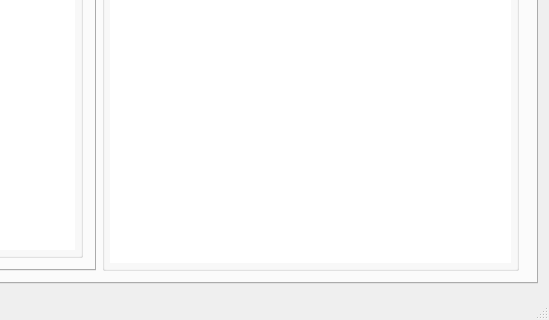
First picture: the form in KAMEditor/gui/mainwindow.ui, repository Xtail96/SML, before the edit; both pictures show x 901 to 1450 and y 419 to 739 of the 1450 by 739 pixel window.
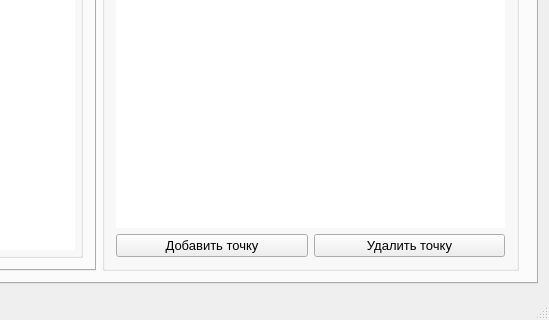
Second picture: the form after the edit. The open tabs and pages were chosen to show the change. Icons and pictures are not drawn.

Commit message: Добавлять и удалять точки можно из вкладки Редактор

```diff
--- a/KAMEditor/gui/mainwindow.ui
+++ b/KAMEditor/gui/mainwindow.ui
@@ -105,20 +105,8 @@
           <property name="checkable">
            <bool>false</bool>
           </property>
-          <layout class="QGridLayout" name="gridLayout_16">
-           <property name="leftMargin">
-            <number>5</number>
-           </property>
-           <property name="topMargin">
-            <number>5</number>
-           </property>
-           <property name="rightMargin">
-            <number>5</number>
-           </property>
-           <property name="bottomMargin">
-            <number>5</number>
-           </property>
-           <item row="0" column="0">
+          <layout class="QGridLayout" name="gridLayout">
+           <item row="1" column="0" rowspan="2" colspan="2">
             <widget class="QTableWidget" name="pointsTableWidget_2">
              <property name="frameShape">
               <enum>QFrame::NoFrame</enum>
@@ -134,6 +122,48 @@
              </property>
             </widget>
            </item>
+           <item row="3" column="0">
+            <widget class="QPushButton" name="pointAddPushButton_2">
+             <property name="sizePolicy">
+              <sizepolicy hsizetype="Preferred" vsizetype="Fixed">
+               <horstretch>0</horstretch>
+               <verstretch>0</verstretch>
+              </sizepolicy>
+             </property>
+             <property name="font">
+              <font>
+               <pointsize>10</pointsize>
+              </font>
+             </property>
+             <property name="text">
+              <string>Добавить точку</string>
+             </property>
+             <property name="shortcut">
+              <string>+</string>
+             </property>
+            </widget>
+           </item>
+           <item row="3" column="1">
+            <widget class="QPushButton" name="pointDeletePushButton_2">
+             <property name="sizePolicy">
+              <sizepolicy hsizetype="Preferred" vsizetype="Fixed">
+               <horstretch>0</horstretch>
+               <verstretch>0</verstretch>
+              </sizepolicy>
+             </property>
+             <property name="font">
+              <font>
+               <pointsize>10</pointsize>
+              </font>
+             </property>
+             <property name="text">
+              <string>Удалить точку</string>
+             </property>
+             <property name="shortcut">
+              <string>-</string>
+             </property>
+            </widget>
+           </item>
           </layout>
          </widget>
         </item>
```
The commit also changes 1 other file.
